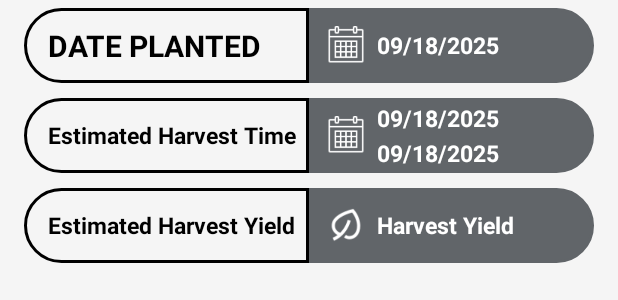
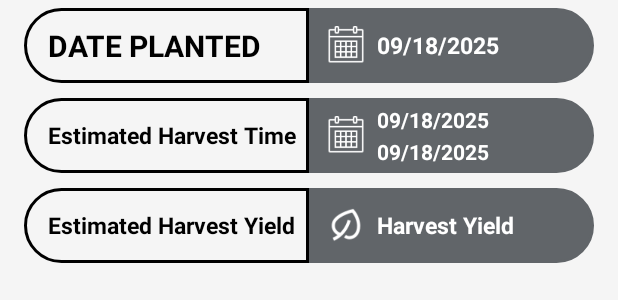
Before and after one commit to Yuji-alt/FarmForward, an Android app: the layout fragment_growth.xml on its own in the app's theme, with its tools: preview values and no code run, on a phone screen of 412 x 824 dp. Shown: the part 721-1021 px from the top of the screen. Run offline under Robolectric (Android 15) with nearby library versions, the phone set to English and light mode, and no system bars.

```diff
--- a/app/src/main/res/layout/fragment_growth.xml
+++ b/app/src/main/res/layout/fragment_growth.xml
@@ -248,9 +248,12 @@
                         android:layout_height="wrap_content"
                         android:text="@string/date"
                         android:textColor="#FFFFFF"
-                        android:textSize="15sp"
                         android:textStyle="bold"
-                        android:gravity="center" />
+                        android:gravity="center"
+                        android:autoSizeTextType="uniform"
+                        android:autoSizeMinTextSize="10sp"
+                        android:autoSizeMaxTextSize="18sp"
+                        android:autoSizeStepGranularity="1sp" />/>
 
                     <TextView
                         android:id="@+id/maxHarvest"
@@ -258,10 +261,13 @@
                         android:layout_height="wrap_content"
                         android:text="@string/date"
                         android:textColor="#FFFFFF"
-                        android:textSize="15sp"
                         android:textStyle="bold"
                         android:gravity="center"
-                        android:layout_marginTop="2dp" />
+                        android:layout_marginTop="2dp"
+                        android:autoSizeTextType="uniform"
+                        android:autoSizeMinTextSize="10sp"
+                        android:autoSizeMaxTextSize="18sp"
+                        android:autoSizeStepGranularity="1sp" />/>
                 </LinearLayout>
             </LinearLayout>
         </LinearLayout>
```
